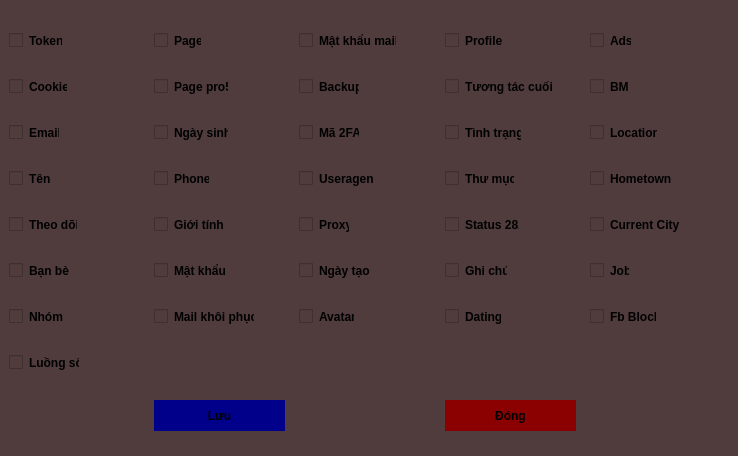
This is Form/fcauhinhhienthi.ui in letrquan/AutoWoker as Qt 5 draws it before an edit. The edited form follows.
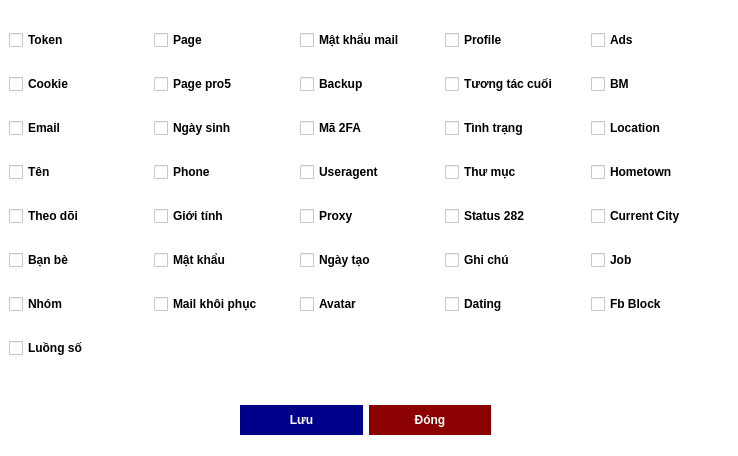
This is the edited form.

What changed in the file:
```diff
--- a/Form/fcauhinhhienthi.ui
+++ b/Form/fcauhinhhienthi.ui
@@ -14,54 +14,33 @@
    <string>Dialog</string>
   </property>
   <property name="styleSheet">
-   <string notr="true">background-color: #503C3C;
-border-radius:20px;</string>
+   <string notr="true">background-color: rgb(255, 255, 255);
+color:black;</string>
   </property>
-  <widget class="QCheckBox" name="ckbUserAgent">
+  <widget class="QWidget" name="">
    <property name="geometry">
     <rect>
-     <x>299</x>
-     <y>170</y>
-     <width>74</width>
-     <height>17</height>
+     <x>9</x>
+     <y>12</y>
+     <width>721</width>
+     <height>371</height>
     </rect>
    </property>
+   <layout class="QGridLayout" name="gridLayout">
+    <item row="0" column="0">
+     <widget class="QCheckBox" name="ckbToken">
    <property name="font">
     <font>
      <bold>true</bold>
     </font>
    </property>
    <property name="text">
-    <string>Useragent</string>
-   </property>
-  </widget>
-  <widget class="QCheckBox" name="ckbNgayTao">
-   <property name="geometry">
-    <rect>
-     <x>299</x>
-     <y>262</y>
-     <width>72</width>
-     <height>17</height>
-    </rect>
-   </property>
-   <property name="font">
-    <font>
-     <bold>true</bold>
-    </font>
-   </property>
-   <property name="text">
-    <string>Ngày tạo </string>
-   </property>
-  </widget>
+       <string>Token</string>
+      </property>
+     </widget>
+    </item>
+    <item row="0" column="1">
   <widget class="QCheckBox" name="ckbPage">
-   <property name="geometry">
-    <rect>
-     <x>154</x>
-     <y>32</y>
-     <width>47</width>
-     <height>17</height>
-    </rect>
-   </property>
    <property name="font">
     <font>
      <bold>true</bold>
@@ -71,33 +50,122 @@
     <string>Page</string>
    </property>
   </widget>
-  <widget class="QCheckBox" name="ckbMailKhoiPhuc">
-   <property name="geometry">
-    <rect>
-     <x>154</x>
-     <y>308</y>
-     <width>100</width>
-     <height>17</height>
-    </rect>
-   </property>
+    </item>
+    <item row="0" column="2">
+     <widget class="QCheckBox" name="ckbMatKhauMail">
+      <property name="font">
+       <font>
+        <bold>true</bold>
+       </font>
+      </property>
+      <property name="text">
+       <string>Mật khẩu mail</string>
+      </property>
+     </widget>
+    </item>
+    <item row="0" column="3">
+     <widget class="QCheckBox" name="ckbProfile">
    <property name="font">
     <font>
      <bold>true</bold>
     </font>
    </property>
    <property name="text">
-    <string>Mail khôi phục</string>
-   </property>
-  </widget>
+       <string>Profile</string>
+      </property>
+     </widget>
+    </item>
+    <item row="0" column="4">
+     <widget class="QCheckBox" name="ckbAds">
+      <property name="font">
+       <font>
+        <bold>true</bold>
+       </font>
+      </property>
+      <property name="styleSheet">
+       <string notr="true"/>
+      </property>
+      <property name="text">
+       <string>Ads</string>
+      </property>
+     </widget>
+    </item>
+    <item row="1" column="0">
+     <widget class="QCheckBox" name="ckbCookie">
+      <property name="font">
+       <font>
+        <bold>true</bold>
+       </font>
+      </property>
+      <property name="text">
+       <string>Cookie</string>
+      </property>
+     </widget>
+    </item>
+    <item row="1" column="1">
+     <widget class="QCheckBox" name="ckbPagePro5">
+      <property name="font">
+       <font>
+        <italic>false</italic>
+        <bold>true</bold>
+       </font>
+      </property>
+      <property name="text">
+       <string>Page pro5</string>
+      </property>
+     </widget>
+    </item>
+    <item row="1" column="2">
+     <widget class="QCheckBox" name="ckbBackup">
+      <property name="font">
+       <font>
+        <italic>false</italic>
+        <bold>true</bold>
+       </font>
+      </property>
+      <property name="text">
+       <string>Backup</string>
+      </property>
+     </widget>
+    </item>
+    <item row="1" column="3">
+     <widget class="QCheckBox" name="ckbTuongTacCuoi">
+      <property name="font">
+       <font>
+        <bold>true</bold>
+       </font>
+      </property>
+      <property name="text">
+       <string>Tương tác cuối</string>
+      </property>
+     </widget>
+    </item>
+    <item row="1" column="4">
+     <widget class="QCheckBox" name="ckbBM">
+      <property name="font">
+       <font>
+        <bold>true</bold>
+       </font>
+      </property>
+      <property name="text">
+       <string>BM</string>
+      </property>
+     </widget>
+    </item>
+    <item row="2" column="0">
+     <widget class="QCheckBox" name="ckmEmail">
+      <property name="font">
+       <font>
+        <bold>true</bold>
+       </font>
+      </property>
+      <property name="text">
+       <string>Email</string>
+      </property>
+     </widget>
+    </item>
+    <item row="2" column="1">
   <widget class="QCheckBox" name="ckbNgaySinh">
-   <property name="geometry">
-    <rect>
-     <x>154</x>
-     <y>124</y>
-     <width>74</width>
-     <height>17</height>
-    </rect>
-   </property>
    <property name="font">
     <font>
      <bold>true</bold>
@@ -107,15 +175,21 @@
     <string>Ngày sinh</string>
    </property>
   </widget>
+    </item>
+    <item row="2" column="2">
+     <widget class="QCheckBox" name="ckbMa2FA">
+      <property name="font">
+       <font>
+        <bold>true</bold>
+       </font>
+      </property>
+      <property name="text">
+       <string>Mã 2FA</string>
+      </property>
+     </widget>
+    </item>
+    <item row="2" column="3">
   <widget class="QCheckBox" name="ckbTinhTrang">
-   <property name="geometry">
-    <rect>
-     <x>445</x>
-     <y>124</y>
-     <width>76</width>
-     <height>17</height>
-    </rect>
-   </property>
    <property name="font">
     <font>
      <bold>true</bold>
@@ -125,87 +199,9 @@
     <string>Tình trạng</string>
    </property>
   </widget>
-  <widget class="QCheckBox" name="ckbMatKhauMail">
-   <property name="geometry">
-    <rect>
-     <x>299</x>
-     <y>32</y>
-     <width>97</width>
-     <height>17</height>
-    </rect>
-   </property>
-   <property name="font">
-    <font>
-     <bold>true</bold>
-    </font>
-   </property>
-   <property name="text">
-    <string>Mật khẩu mail</string>
-   </property>
-  </widget>
-  <widget class="QCheckBox" name="ckbThuMuc">
-   <property name="geometry">
-    <rect>
-     <x>445</x>
-     <y>170</y>
-     <width>69</width>
-     <height>17</height>
-    </rect>
-   </property>
-   <property name="font">
-    <font>
-     <bold>true</bold>
-    </font>
-   </property>
-   <property name="text">
-    <string>Thư mục</string>
-   </property>
-  </widget>
-  <widget class="QCheckBox" name="ckbLuongSo">
-   <property name="geometry">
-    <rect>
-     <x>9</x>
-     <y>354</y>
-     <width>70</width>
-     <height>17</height>
-    </rect>
-   </property>
-   <property name="font">
-    <font>
-     <bold>true</bold>
-    </font>
-   </property>
-   <property name="text">
-    <string>Luồng số</string>
-   </property>
-  </widget>
-  <widget class="QCheckBox" name="ckbGioiTinh">
-   <property name="geometry">
-    <rect>
-     <x>154</x>
-     <y>216</y>
-     <width>81</width>
-     <height>17</height>
-    </rect>
-   </property>
-   <property name="font">
-    <font>
-     <bold>true</bold>
-    </font>
-   </property>
-   <property name="text">
-    <string>Giới tính</string>
-   </property>
-  </widget>
+    </item>
+    <item row="2" column="4">
   <widget class="QCheckBox" name="ckbLocation">
-   <property name="geometry">
-    <rect>
-     <x>590</x>
-     <y>124</y>
-     <width>67</width>
-     <height>17</height>
-    </rect>
-   </property>
    <property name="font">
     <font>
      <bold>true</bold>
@@ -215,33 +211,9 @@
     <string>Location</string>
    </property>
   </widget>
-  <widget class="QCheckBox" name="ckbCurrentCity">
-   <property name="geometry">
-    <rect>
-     <x>590</x>
-     <y>216</y>
-     <width>101</width>
-     <height>17</height>
-    </rect>
-   </property>
-   <property name="font">
-    <font>
-     <bold>true</bold>
-    </font>
-   </property>
-   <property name="text">
-    <string>Current City</string>
-   </property>
-  </widget>
+    </item>
+    <item row="3" column="0">
   <widget class="QCheckBox" name="ckbTen">
-   <property name="geometry">
-    <rect>
-     <x>9</x>
-     <y>170</y>
-     <width>43</width>
-     <height>17</height>
-    </rect>
-   </property>
    <property name="font">
     <font>
      <bold>true</bold>
@@ -251,163 +223,57 @@
     <string>Tên </string>
    </property>
   </widget>
-  <widget class="QCheckBox" name="ckbNhom">
-   <property name="geometry">
-    <rect>
-     <x>9</x>
-     <y>308</y>
-     <width>55</width>
-     <height>17</height>
-    </rect>
-   </property>
+    </item>
+    <item row="3" column="1">
+     <widget class="QCheckBox" name="ckbPhone">
    <property name="font">
     <font>
      <bold>true</bold>
     </font>
    </property>
    <property name="text">
-    <string>Nhóm</string>
-   </property>
-  </widget>
-  <widget class="QCheckBox" name="ckmEmail">
-   <property name="geometry">
-    <rect>
-     <x>9</x>
-     <y>124</y>
-     <width>50</width>
-     <height>17</height>
-    </rect>
-   </property>
+       <string>Phone</string>
+      </property>
+     </widget>
+    </item>
+    <item row="3" column="2">
+     <widget class="QCheckBox" name="ckbUserAgent">
    <property name="font">
     <font>
      <bold>true</bold>
     </font>
    </property>
    <property name="text">
-    <string>Email</string>
-   </property>
-  </widget>
-  <widget class="QCheckBox" name="ckbFbBlock">
-   <property name="geometry">
-    <rect>
-     <x>590</x>
-     <y>308</y>
-     <width>66</width>
-     <height>17</height>
-    </rect>
-   </property>
+       <string>Useragent</string>
+      </property>
+     </widget>
+    </item>
+    <item row="3" column="3">
+     <widget class="QCheckBox" name="ckbThuMuc">
    <property name="font">
     <font>
      <bold>true</bold>
     </font>
    </property>
    <property name="text">
-    <string>Fb Block</string>
-   </property>
-  </widget>
-  <widget class="QCheckBox" name="ckbToken">
-   <property name="geometry">
-    <rect>
-     <x>9</x>
-     <y>32</y>
-     <width>53</width>
-     <height>17</height>
-    </rect>
-   </property>
+       <string>Thư mục</string>
+      </property>
+     </widget>
+    </item>
+    <item row="3" column="4">
+     <widget class="QCheckBox" name="ckbHomeTown">
    <property name="font">
     <font>
      <bold>true</bold>
     </font>
    </property>
    <property name="text">
-    <string>Token</string>
-   </property>
-  </widget>
-  <widget class="QCheckBox" name="ckbBackup">
-   <property name="geometry">
-    <rect>
-     <x>299</x>
-     <y>78</y>
-     <width>60</width>
-     <height>17</height>
-    </rect>
-   </property>
-   <property name="font">
-    <font>
-     <italic>false</italic>
-     <bold>true</bold>
-    </font>
-   </property>
-   <property name="text">
-    <string>Backup</string>
-   </property>
-  </widget>
-  <widget class="QCheckBox" name="ckbAvatar">
-   <property name="geometry">
-    <rect>
-     <x>299</x>
-     <y>308</y>
-     <width>55</width>
-     <height>17</height>
-    </rect>
-   </property>
-   <property name="font">
-    <font>
-     <bold>true</bold>
-    </font>
-   </property>
-   <property name="styleSheet">
-    <string notr="true"/>
-   </property>
-   <property name="text">
-    <string>Avatar</string>
-   </property>
-  </widget>
-  <widget class="QCheckBox" name="ckbGhiChu">
-   <property name="geometry">
-    <rect>
-     <x>445</x>
-     <y>262</y>
-     <width>62</width>
-     <height>17</height>
-    </rect>
-   </property>
-   <property name="font">
-    <font>
-     <bold>true</bold>
-    </font>
-   </property>
-   <property name="text">
-    <string>Ghi chú</string>
-   </property>
-  </widget>
-  <widget class="QCheckBox" name="ckbJob">
-   <property name="geometry">
-    <rect>
-     <x>590</x>
-     <y>262</y>
-     <width>39</width>
-     <height>17</height>
-    </rect>
-   </property>
-   <property name="font">
-    <font>
-     <bold>true</bold>
-    </font>
-   </property>
-   <property name="text">
-    <string>Job</string>
-   </property>
-  </widget>
+       <string>Hometown</string>
+      </property>
+     </widget>
+    </item>
+    <item row="4" column="0">
   <widget class="QCheckBox" name="ckbTheodoi">
-   <property name="geometry">
-    <rect>
-     <x>9</x>
-     <y>216</y>
-     <width>68</width>
-     <height>17</height>
-    </rect>
-   </property>
    <property name="font">
     <font>
      <bold>true</bold>
@@ -417,51 +283,21 @@
     <string>Theo dõi</string>
    </property>
   </widget>
-  <widget class="QCheckBox" name="ckbTuongTacCuoi">
-   <property name="geometry">
-    <rect>
-     <x>445</x>
-     <y>78</y>
-     <width>111</width>
-     <height>17</height>
-    </rect>
-   </property>
+    </item>
+    <item row="4" column="1">
+     <widget class="QCheckBox" name="ckbGioiTinh">
    <property name="font">
     <font>
      <bold>true</bold>
     </font>
    </property>
    <property name="text">
-    <string>Tương tác cuối</string>
-   </property>
-  </widget>
-  <widget class="QCheckBox" name="ckbDating">
-   <property name="geometry">
-    <rect>
-     <x>445</x>
-     <y>308</y>
-     <width>56</width>
-     <height>17</height>
-    </rect>
-   </property>
-   <property name="font">
-    <font>
-     <bold>true</bold>
-    </font>
-   </property>
-   <property name="text">
-    <string>Dating</string>
-   </property>
-  </widget>
+       <string>Giới tính</string>
+      </property>
+     </widget>
+    </item>
+    <item row="4" column="2">
   <widget class="QCheckBox" name="ckbProxy">
-   <property name="geometry">
-    <rect>
-     <x>299</x>
-     <y>216</y>
-     <width>50</width>
-     <height>17</height>
-    </rect>
-   </property>
    <property name="font">
     <font>
      <bold>true</bold>
@@ -471,91 +307,9 @@
     <string>Proxy</string>
    </property>
   </widget>
-  <widget class="QCheckBox" name="ckbPagePro5">
-   <property name="geometry">
-    <rect>
-     <x>154</x>
-     <y>78</y>
-     <width>74</width>
-     <height>17</height>
-    </rect>
-   </property>
-   <property name="font">
-    <font>
-     <italic>false</italic>
-     <bold>true</bold>
-    </font>
-   </property>
-   <property name="text">
-    <string>Page pro5</string>
-   </property>
-  </widget>
-  <widget class="QCheckBox" name="ckbMatKhau">
-   <property name="geometry">
-    <rect>
-     <x>154</x>
-     <y>262</y>
-     <width>71</width>
-     <height>17</height>
-    </rect>
-   </property>
-   <property name="font">
-    <font>
-     <bold>true</bold>
-    </font>
-   </property>
-   <property name="text">
-    <string>Mật khẩu</string>
-   </property>
-  </widget>
-  <widget class="QCheckBox" name="ckbAds">
-   <property name="geometry">
-    <rect>
-     <x>590</x>
-     <y>32</y>
-     <width>41</width>
-     <height>17</height>
-    </rect>
-   </property>
-   <property name="font">
-    <font>
-     <bold>true</bold>
-    </font>
-   </property>
-   <property name="styleSheet">
-    <string notr="true"/>
-   </property>
-   <property name="text">
-    <string>Ads</string>
-   </property>
-  </widget>
-  <widget class="QCheckBox" name="ckbProfile">
-   <property name="geometry">
-    <rect>
-     <x>445</x>
-     <y>32</y>
-     <width>71</width>
-     <height>17</height>
-    </rect>
-   </property>
-   <property name="font">
-    <font>
-     <bold>true</bold>
-    </font>
-   </property>
-   <property name="text">
-    <string>Profile</string>
-   </property>
-  </widget>
+    </item>
+    <item row="4" column="3">
   <widget class="QCheckBox" name="ckbStatus282">
-   <property name="geometry">
-    <rect>
-     <x>445</x>
-     <y>216</y>
-     <width>74</width>
-     <height>17</height>
-    </rect>
-   </property>
    <property name="font">
     <font>
      <bold>true</bold>
@@ -565,33 +319,21 @@
     <string>Status 282</string>
    </property>
   </widget>
-  <widget class="QCheckBox" name="ckbBM">
-   <property name="geometry">
-    <rect>
-     <x>590</x>
-     <y>78</y>
-     <width>39</width>
-     <height>17</height>
-    </rect>
-   </property>
+    </item>
+    <item row="4" column="4">
+     <widget class="QCheckBox" name="ckbCurrentCity">
    <property name="font">
     <font>
      <bold>true</bold>
     </font>
    </property>
    <property name="text">
-    <string>BM</string>
-   </property>
-  </widget>
+       <string>Current City</string>
+      </property>
+     </widget>
+    </item>
+    <item row="5" column="0">
   <widget class="QCheckBox" name="ckbBanBe">
-   <property name="geometry">
-    <rect>
-     <x>9</x>
-     <y>262</y>
-     <width>61</width>
-     <height>17</height>
-    </rect>
-   </property>
    <property name="font">
     <font>
      <bold>true</bold>
@@ -601,86 +343,172 @@
     <string>Bạn bè</string>
    </property>
   </widget>
-  <widget class="QCheckBox" name="ckbPhone">
-   <property name="geometry">
-    <rect>
-     <x>154</x>
-     <y>170</y>
-     <width>55</width>
-     <height>17</height>
-    </rect>
-   </property>
+    </item>
+    <item row="5" column="1">
+     <widget class="QCheckBox" name="ckbMatKhau">
+      <property name="font">
+       <font>
+        <bold>true</bold>
+       </font>
+      </property>
+      <property name="text">
+       <string>Mật khẩu</string>
+      </property>
+     </widget>
+    </item>
+    <item row="5" column="2">
+     <widget class="QCheckBox" name="ckbNgayTao">
    <property name="font">
     <font>
      <bold>true</bold>
     </font>
    </property>
    <property name="text">
-    <string>Phone</string>
-   </property>
-  </widget>
-  <widget class="QCheckBox" name="ckbMa2FA">
-   <property name="geometry">
-    <rect>
-     <x>299</x>
-     <y>124</y>
-     <width>60</width>
-     <height>17</height>
-    </rect>
-   </property>
+       <string>Ngày tạo </string>
+      </property>
+     </widget>
+    </item>
+    <item row="5" column="3">
+     <widget class="QCheckBox" name="ckbGhiChu">
+      <property name="font">
+       <font>
+        <bold>true</bold>
+       </font>
+      </property>
+      <property name="text">
+       <string>Ghi chú</string>
+      </property>
+     </widget>
+    </item>
+    <item row="5" column="4">
+     <widget class="QCheckBox" name="ckbJob">
    <property name="font">
     <font>
      <bold>true</bold>
     </font>
    </property>
    <property name="text">
-    <string>Mã 2FA</string>
-   </property>
-  </widget>
-  <widget class="QCheckBox" name="ckbCookie">
-   <property name="geometry">
-    <rect>
-     <x>9</x>
-     <y>78</y>
-     <width>58</width>
-     <height>17</height>
-    </rect>
-   </property>
+       <string>Job</string>
+      </property>
+     </widget>
+    </item>
+    <item row="6" column="0">
+     <widget class="QCheckBox" name="ckbNhom">
+      <property name="font">
+       <font>
+        <bold>true</bold>
+       </font>
+      </property>
+      <property name="text">
+       <string>Nhóm</string>
+      </property>
+     </widget>
+    </item>
+    <item row="6" column="1">
+     <widget class="QCheckBox" name="ckbMailKhoiPhuc">
    <property name="font">
     <font>
      <bold>true</bold>
     </font>
    </property>
    <property name="text">
-    <string>Cookie</string>
-   </property>
-  </widget>
-  <widget class="QCheckBox" name="ckbHomeTown">
+       <string>Mail khôi phục</string>
+      </property>
+     </widget>
+    </item>
+    <item row="6" column="2">
+     <widget class="QCheckBox" name="ckbAvatar">
+      <property name="font">
+       <font>
+        <bold>true</bold>
+       </font>
+      </property>
+      <property name="styleSheet">
+       <string notr="true"/>
+      </property>
+      <property name="text">
+       <string>Avatar</string>
+      </property>
+     </widget>
+    </item>
+    <item row="6" column="3">
+     <widget class="QCheckBox" name="ckbDating">
+      <property name="font">
+       <font>
+        <bold>true</bold>
+       </font>
+      </property>
+      <property name="text">
+       <string>Dating</string>
+      </property>
+     </widget>
+    </item>
+    <item row="6" column="4">
+     <widget class="QCheckBox" name="ckbFbBlock">
+      <property name="font">
+       <font>
+        <bold>true</bold>
+       </font>
+      </property>
+      <property name="text">
+       <string>Fb Block</string>
+      </property>
+     </widget>
+    </item>
+    <item row="7" column="0">
+     <widget class="QCheckBox" name="ckbLuongSo">
+      <property name="font">
+       <font>
+        <bold>true</bold>
+       </font>
+      </property>
+      <property name="text">
+       <string>Luồng số</string>
+      </property>
+     </widget>
+    </item>
+   </layout>
+  </widget>
+  <widget class="QWidget" name="">
    <property name="geometry">
     <rect>
-     <x>590</x>
-     <y>170</y>
-     <width>101</width>
-     <height>17</height>
+     <x>240</x>
+     <y>400</y>
+     <width>251</width>
+     <height>41</height>
     </rect>
    </property>
+   <layout class="QHBoxLayout" name="horizontalLayout">
+    <item>
+     <widget class="QPushButton" name="btnLuu">
+      <property name="minimumSize">
+       <size>
+        <width>0</width>
+        <height>30</height>
+       </size>
+      </property>
    <property name="font">
     <font>
      <bold>true</bold>
     </font>
    </property>
+      <property name="styleSheet">
+       <string notr="true">background-color:darkblue;
+color:white;
+border-radius:20px;</string>
+      </property>
    <property name="text">
-    <string>Hometown</string>
-   </property>
-  </widget>
+       <string>Lưu</string>
+      </property>
+     </widget>
+    </item>
+    <item>
   <widget class="QPushButton" name="btnDong">
-   <property name="geometry">
-    <rect>
-     <x>445</x>
-     <y>400</y>
-     <width>131</width>
-     <height>31</height>
-    </rect>
+      <property name="minimumSize">
+       <size>
+        <width>0</width>
+        <height>30</height>
+       </size>
    </property>
    <property name="font">
     <font>
@@ -690,33 +518,15 @@
    </property>
    <property name="styleSheet">
     <string notr="true">background-color: darkred;
-border-radius:20px;</string>
+border-radius:20px;
+color:white;</string>
    </property>
    <property name="text">
     <string>Đóng</string>
    </property>
   </widget>
-  <widget class="QPushButton" name="btnLuu">
-   <property name="geometry">
-    <rect>
-     <x>154</x>
-     <y>400</y>
-     <width>131</width>
-     <height>31</height>
-    </rect>
-   </property>
-   <property name="font">
-    <font>
-     <bold>true</bold>
-    </font>
-   </property>
-   <property name="styleSheet">
-    <string notr="true">background-color:darkblue;
-border-radius:20px;</string>
-   </property>
-   <property name="text">
-    <string>Lưu</string>
-   </property>
+    </item>
+   </layout>
   </widget>
  </widget>
  <resources/>
```
Lines whose indentation alone changed are shown as unchanged.
